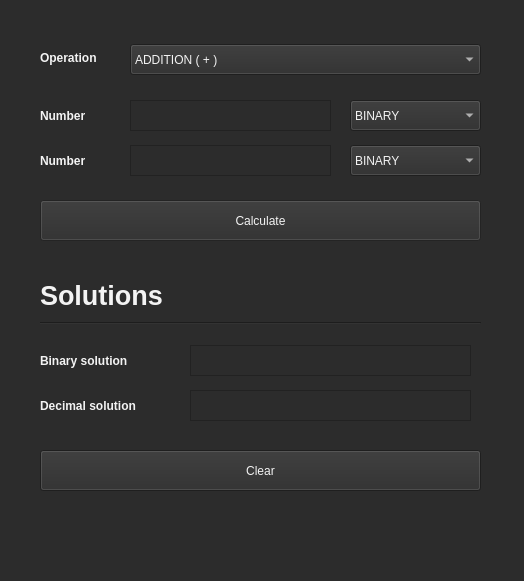
The window that src/mainwindow.ui (estebancb03/Binary-Calculator) describes before a commit, drawn with Qt 5.
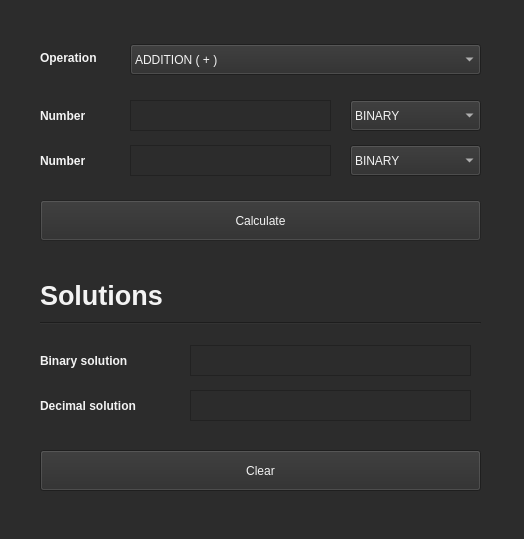
The same window after the commit. Icons and pictures are not drawn.

```diff
--- a/src/mainwindow.ui
+++ b/src/mainwindow.ui
@@ -13,7 +13,7 @@
     <x>0</x>
     <y>0</y>
     <width>524</width>
-    <height>581</height>
+    <height>539</height>
    </rect>
   </property>
   <property name="windowTitle">
```
